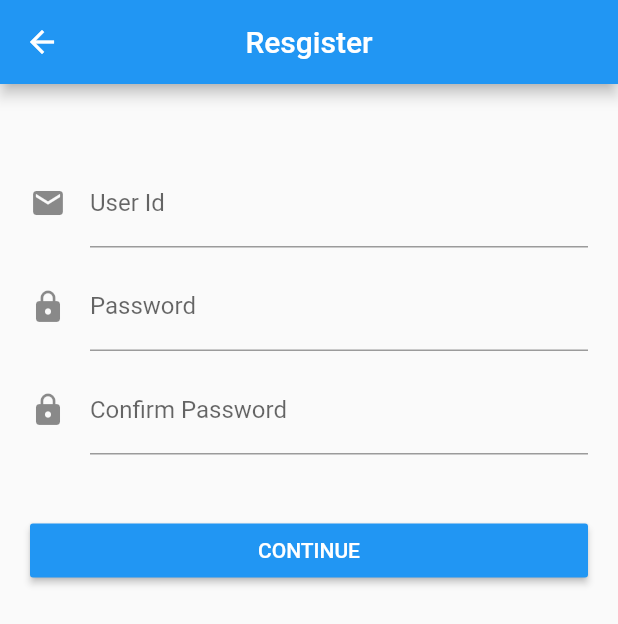
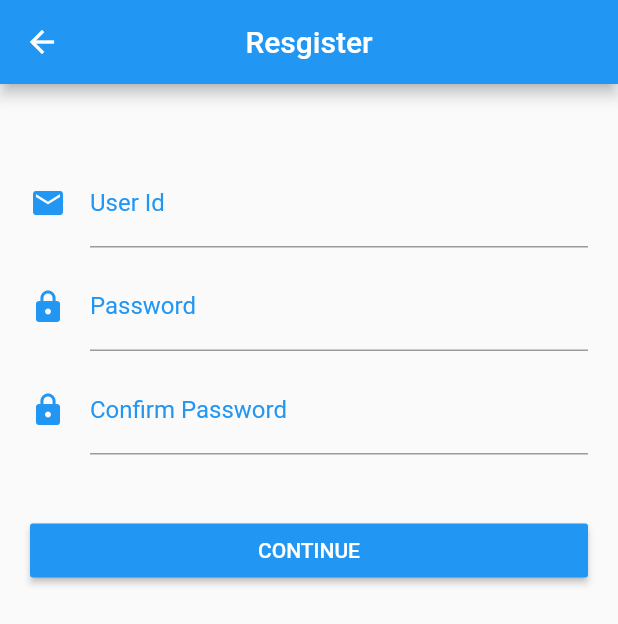
Before and after one commit to yakung/flutter_assignment, a Flutter app: the screen it shows after launch, after a tap on "Register New Account", on a phone screen of 412 x 824 dp. Shown: the top 624 px of the screen. Run offline on Flutter 3.47's test engine with Material 2 defaults, Android fonts, the phone set to English and light mode, and no system bars.

Commit message:
Change FontColors

```diff
--- a/lib/main.dart
+++ b/lib/main.dart
@@ -12,6 +12,9 @@ class MyApp extends StatelessWidget {
     return MaterialApp(
       title: 'Login Page',
       debugShowCheckedModeBanner: false,
+      theme: ThemeData(
+        primaryColor: Colors.blue
+      ),
       routes:{
        "/" : (context) => MycustomForm(),
        "second" : (context) => Register(),
--- a/lib/ui/register.dart
+++ b/lib/ui/register.dart
@@ -32,7 +32,8 @@ class Registerstate extends State<Register> {
                   decoration: InputDecoration(
                   labelText: "User Id",
                   hintText: "User Id",
-                  icon: Icon(Icons.email),
+                  labelStyle: TextStyle(color: Colors.blue),
+                  icon: Icon(Icons.email,color: Colors.blue,),
                 ),
 
                 keyboardType: TextInputType.text,
@@ -47,7 +48,8 @@ class Registerstate extends State<Register> {
                   decoration: InputDecoration(
                   labelText: "Password",
                   hintText: "Password",
-                  icon: Icon(Icons.https),
+                  labelStyle: TextStyle(color: Colors.blue),
+                  icon: Icon(Icons.https,color: Colors.blue,),
                 ),
 
                 keyboardType: TextInputType.text,
@@ -62,8 +64,9 @@ class Registerstate extends State<Register> {
                 controller: ctrlpassword2,
                   decoration: InputDecoration(
                   labelText: "Confirm Password",
+                  labelStyle: TextStyle(color: Colors.blue,),
                   hintText: "Confirm Password",
-                  icon: Icon(Icons.https),
+                  icon: Icon(Icons.https,color: Colors.blue,),
                 ),
 
                 keyboardType: TextInputType.text,
```
